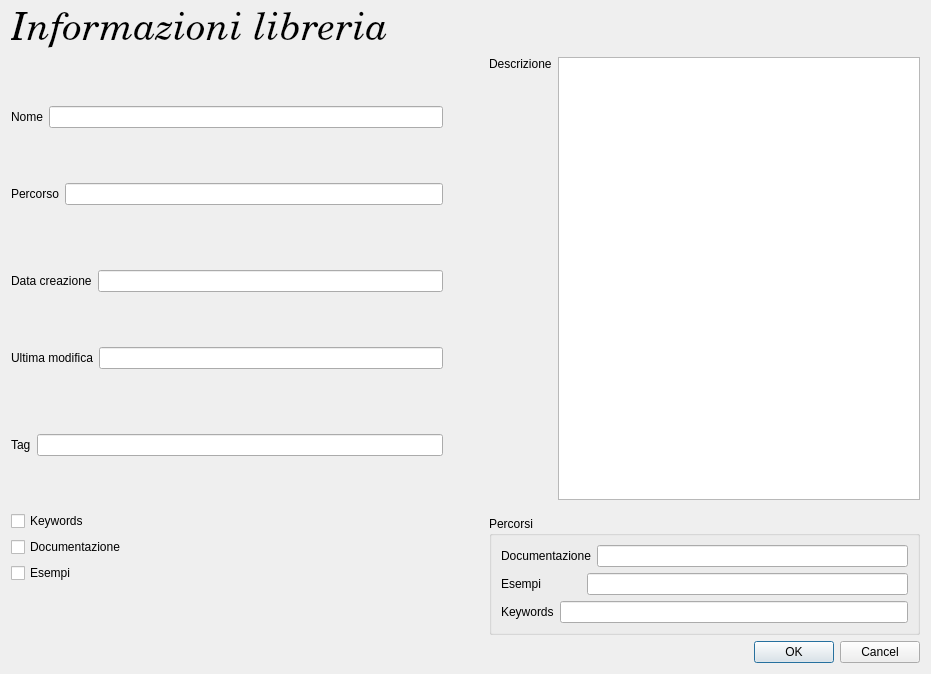
Gabriele266/ArduinoPacMan, file gui/libraryinfo.ui: the form before one commit.
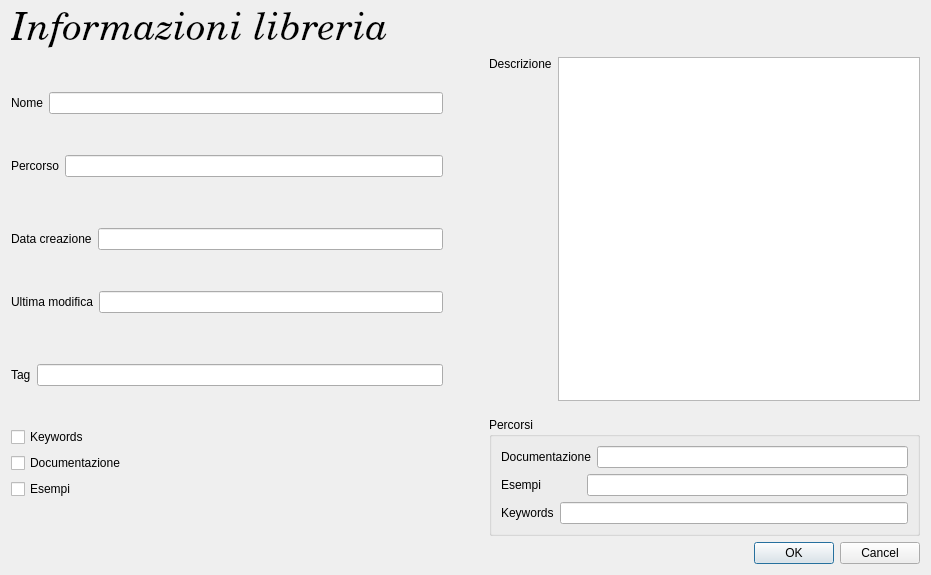
The form after the commit.

Commit message: Aggiunto tab per le informazioni libreria

What changed in the file:
```diff
--- a/gui/libraryinfo.ui
+++ b/gui/libraryinfo.ui
@@ -7,7 +7,7 @@
     <x>0</x>
     <y>0</y>
     <width>931</width>
-    <height>674</height>
+    <height>575</height>
    </rect>
   </property>
   <property name="windowTitle">
```
The commit also changes 2 other files.
